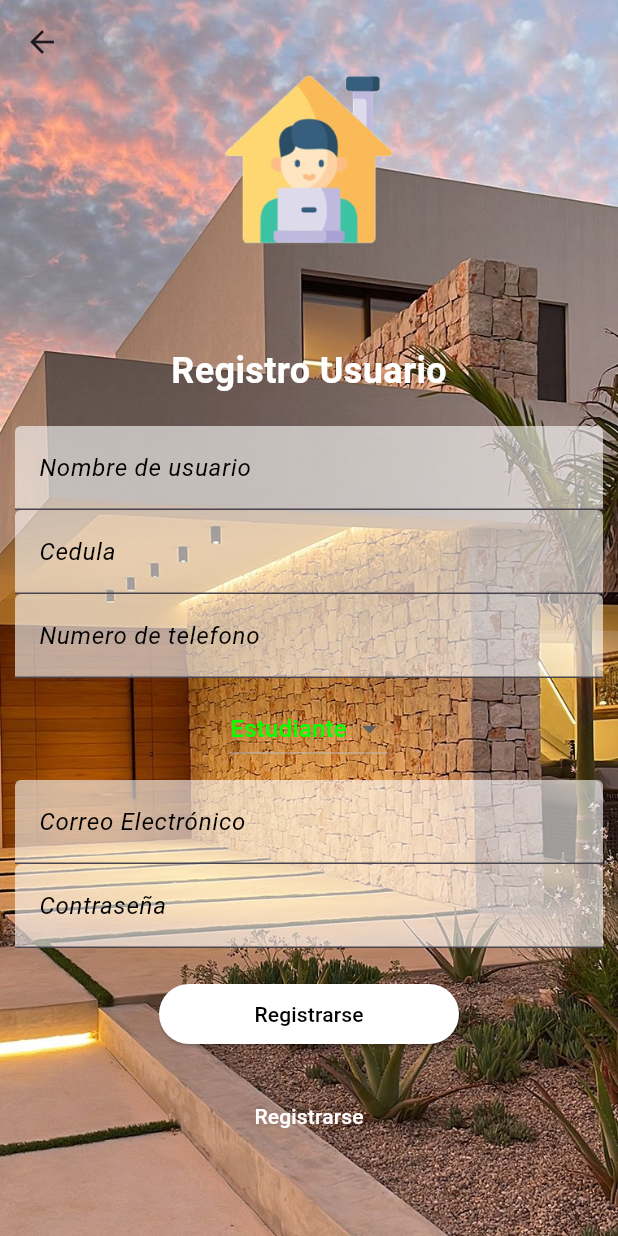
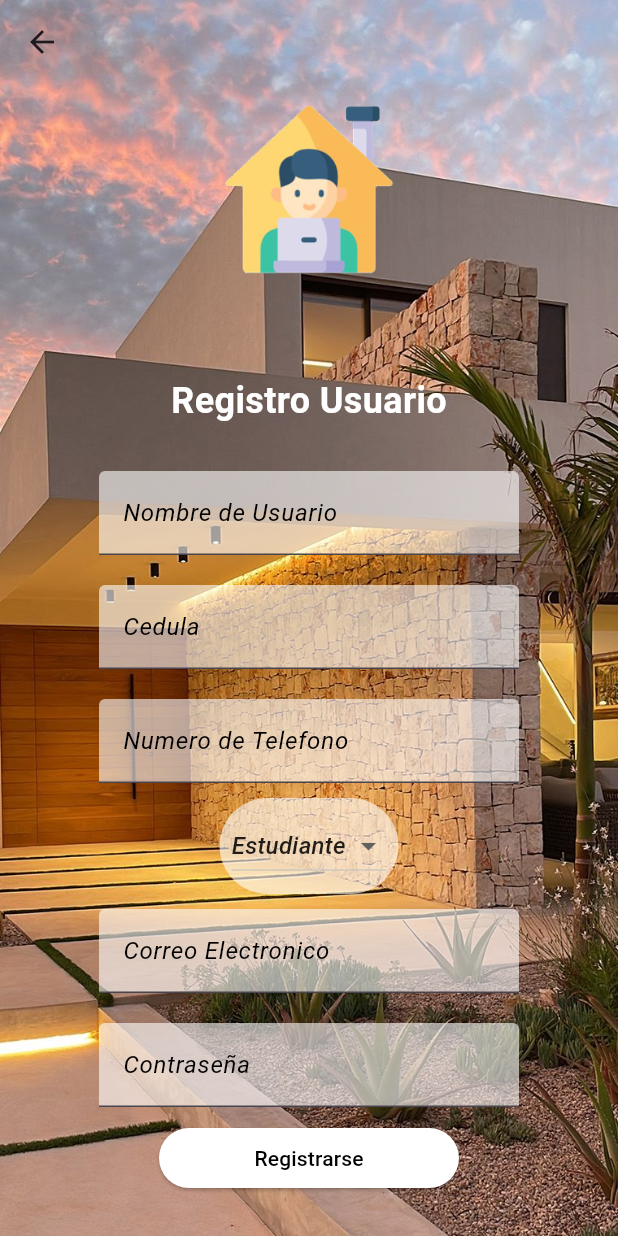
Before and after one commit to luisDSotoE/proyecto_pensionado, a Flutter app: the RegistroUsuarioNormal screen opened by its route, on a phone screen of 412 x 824 dp. Run offline on Flutter 3.47's test engine with Material 2 defaults, Android fonts, the phone set to English and light mode, and no system bars; our stand-ins replace cloud_firestore, firebase_auth, firebase_core, get, google_nav_bar, image_picker and 1 more; accounts and stored records are empty.

Commit message:
Arreglando y optimizando codigo

```diff
--- a/lib/ui/pages/Login/iniciosesion.dart
+++ b/lib/ui/pages/Login/iniciosesion.dart
@@ -1,7 +1,7 @@
 import 'package:flutter/material.dart';
 import 'package:get/get.dart';
 import 'package:proyecto_pension2/data/services/authenticacionServices.dart';
-import 'package:proyecto_pension2/ui/pages/Login/widgetCajaTexto.dart';
+import 'package:proyecto_pension2/ui/pages/Widgets/widgetCajaTexto.dart';
 
 class LoginPage extends StatefulWidget {
   const LoginPage({super.key});
@@ -24,7 +24,7 @@ class _LoginPageState extends State<LoginPage> {
           try {
             usuarios = user.user.email;
             print("has iniado correctamente");
-            Get.toNamed("/home");
+            Get.offAndToNamed("/home");
           } catch (e) {
             e.printError();
           }
--- a/lib/ui/pages/Login/reg_u_normal.dart
+++ b/lib/ui/pages/Login/reg_u_normal.dart
@@ -1,6 +1,7 @@
 import 'package:flutter/material.dart';
 import 'package:get/get.dart';
 import 'package:proyecto_pension2/data/services/authenticacionServices.dart';
+import 'package:proyecto_pension2/ui/pages/Widgets/widgetCajaTexto.dart';
 
 class RegistroUsuarioNormal extends StatefulWidget {
   const RegistroUsuarioNormal({super.key});
@@ -16,6 +17,7 @@ class _RegistroUsuarioNormalState extends State<RegistroUsuarioNormal> {
   final TextEditingController emailController = TextEditingController();
   final TextEditingController passwordController = TextEditingController();
 
+  // ignore: prefer_typing_uninitialized_variables
   var usuarior;
   void registro() {
     Peticioneslogin.crearRegistroEmail(
@@ -57,7 +59,7 @@ class _RegistroUsuarioNormalState extends State<RegistroUsuarioNormal> {
       child: SingleChildScrollView(
         child: Container(
           width: 300,
-          padding: const EdgeInsets.all(10),
+          padding: const EdgeInsets.all(30),
           child: Center(
             child: Column(
               mainAxisAlignment: MainAxisAlignment.center,
@@ -80,59 +82,12 @@ class _RegistroUsuarioNormalState extends State<RegistroUsuarioNormal> {
                       fontWeight: FontWeight.bold),
                 ),
                 const SizedBox(height: 20),
-                TextFormField(
-                  controller: nombreUserController,
-                  decoration: const InputDecoration(
-                      labelText: "Nombre de usuario",
-                      fillColor: Colors.white60,
-                      filled: true,
-                      labelStyle: TextStyle(
-                          color: Colors.black, fontStyle: FontStyle.italic)),
-                ),
-                TextFormField(
-                  controller: cedulaController,
-                  keyboardType: TextInputType.number,
-                  decoration: const InputDecoration(
-                      labelText: "Cedula",
-                      fillColor: Colors.white60,
-                      filled: true,
-                      labelStyle: TextStyle(
-                          color: Colors.black, fontStyle: FontStyle.italic)),
-                ),
-                TextFormField(
-                  controller: telefonoController,
-                  keyboardType: TextInputType.number,
-                  decoration: const InputDecoration(
-                      labelText: "Numero de telefono",
-                      fillColor: Colors.white60,
-                      filled: true,
-                      labelStyle: TextStyle(
-                        color: Colors.black,
-                        fontStyle: FontStyle.italic,
-                      )),
-                ),
+                CajaTexto(titulo: "Nombre de Usuario", controller: nombreUserController),
+                CajaTexto(titulo: "Cedula", controller: cedulaController, tipo: TextInputType.number),
+                CajaTexto(titulo: "Numero de Telefono", controller: telefonoController, tipo: TextInputType.phone),
                 const TipoUsuario(),
-                TextFormField(
-                  controller: emailController,
-                  decoration: const InputDecoration(
-                      labelText: "Correo Electrónico",
-                      fillColor: Colors.white60,
-                      filled: true,
-                      labelStyle: TextStyle(
-                          color: Colors.black, fontStyle: FontStyle.italic)),
-                ),
-                TextFormField(
-                  controller: passwordController,
-                  obscureText: true,
-                  decoration: const InputDecoration(
-                    labelText: "Contraseña",
-                    fillColor: Colors.white60,
-                    filled: true,
-                    labelStyle: TextStyle(
-                        color: Colors.black, fontStyle: FontStyle.italic),
-                  ),
-                ),
-                const SizedBox(height: 20),
+                CajaTexto(titulo: "Correo Electronico", controller: emailController, tipo: TextInputType.emailAddress,),
+                CajaTexto(titulo: "Contraseña", controller: passwordController, tipo: TextInputType.visiblePassword, oscuro: true),
                 SizedBox(
                   width: 200,
                   child: ElevatedButton(
@@ -143,6 +98,7 @@ class _RegistroUsuarioNormalState extends State<RegistroUsuarioNormal> {
                       telefonoController.clear();
                       emailController.clear();
                       passwordController.clear();
+                      Get.offAllNamed("/login");
                     },
                     style: ButtonStyle(
                       backgroundColor: MaterialStateProperty.all(Colors.white),
@@ -152,21 +108,6 @@ class _RegistroUsuarioNormalState extends State<RegistroUsuarioNormal> {
                   ),
                 ),
                 const SizedBox(height: 20),
-                Row(
-                  mainAxisAlignment: MainAxisAlignment.center,
-                  children: [
-                    TextButton(
-                      onPressed: () {
-                        Get.toNamed("/login");
-                      },
-                      style: ButtonStyle(
-                        foregroundColor:
-                            MaterialStateProperty.all(Colors.white),
-                      ),
-                      child: const Text("Registrarse"),
-                    ),
-                  ],
-                ),
               ],
             ),
           ),
@@ -190,25 +131,30 @@ class _TipoUsuarioState extends State<TipoUsuario> {
   @override
   Widget build(BuildContext context) {
     return Container(
-      padding: const EdgeInsets.all(10),
+      padding: const EdgeInsets.all(8),
+      decoration: BoxDecoration(
+        color: Colors.white60,
+        borderRadius: BorderRadius.circular(50),
+      ),
       child: DropdownButton<String>(
         value: valor,
         icon: const Icon(
           Icons.arrow_drop_down,
         ),
-        dropdownColor: Colors.black,
+        dropdownColor: Colors.white60,
         onChanged: (String? value) {
           setState(() {
             valor = value!;
           });
         },
+
         items: <String>["Estudiante", "Propietario"]
             .map<DropdownMenuItem<String>>((String value) {
           return DropdownMenuItem<String>(
               value: value,
               child: Text(
                 value,
-                style: const TextStyle(color: Color.fromARGB(255, 9, 255, 0)),
+                style: const TextStyle(color: Colors.black87, fontStyle: FontStyle.italic),
               ));
         }).toList(),
       ),
--- a/lib/ui/pages/Login/widgetCajaTexto.dart
+++ b/lib/ui/pages/Widgets/widgetCajaTexto.dart
@@ -16,7 +16,6 @@ class CajaTexto extends StatelessWidget {
   @override
   Widget build(BuildContext context) {
     return Container(
-
       width: 300,
       padding: const EdgeInsets.all(10),
       child: TextFormField(
```
Also changed, not shown: lib/ui/pages/Home/habitacionCrud.dart (+21 -101 lines), lib/ui/pages/Home/homeHabitacion.dart (+48 -112 lines), lib/ui/pages/Widgets/DetallesHabitaciones.dart (added, +80 -0 lines), lib/ui/pages/Widgets/VerFotosHabitaciones.dart (added, +23 -0 lines).
